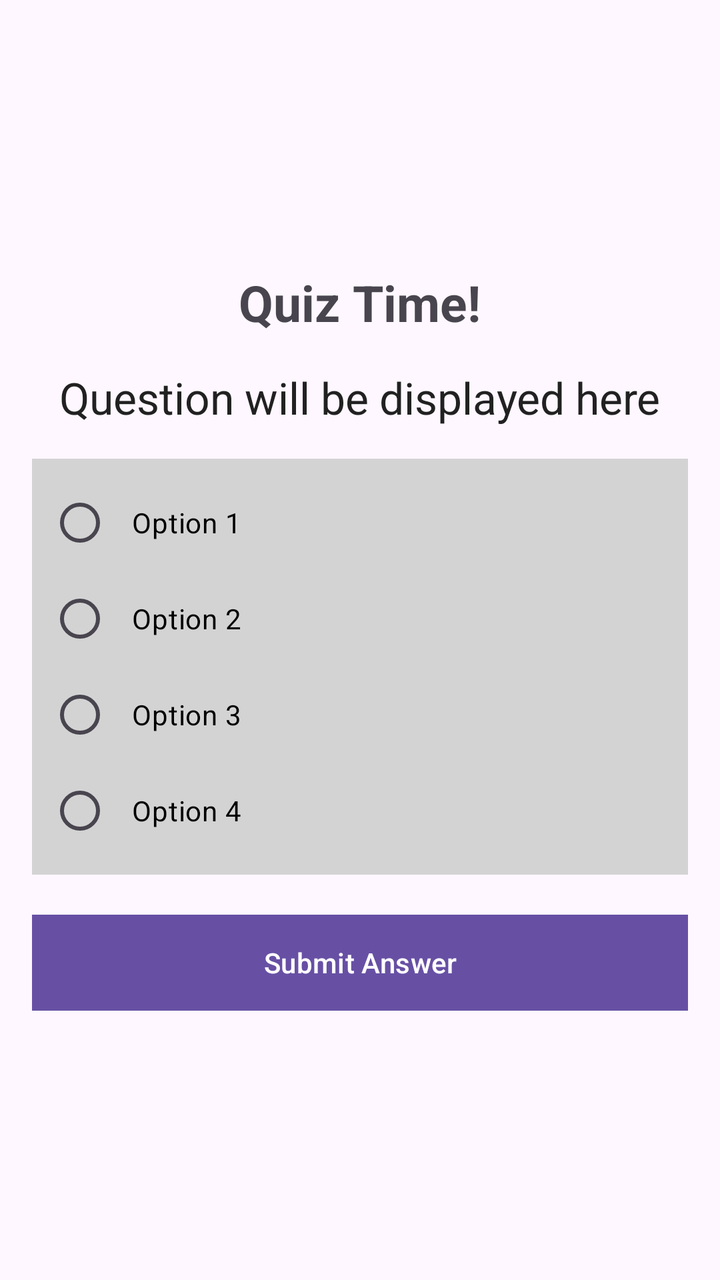
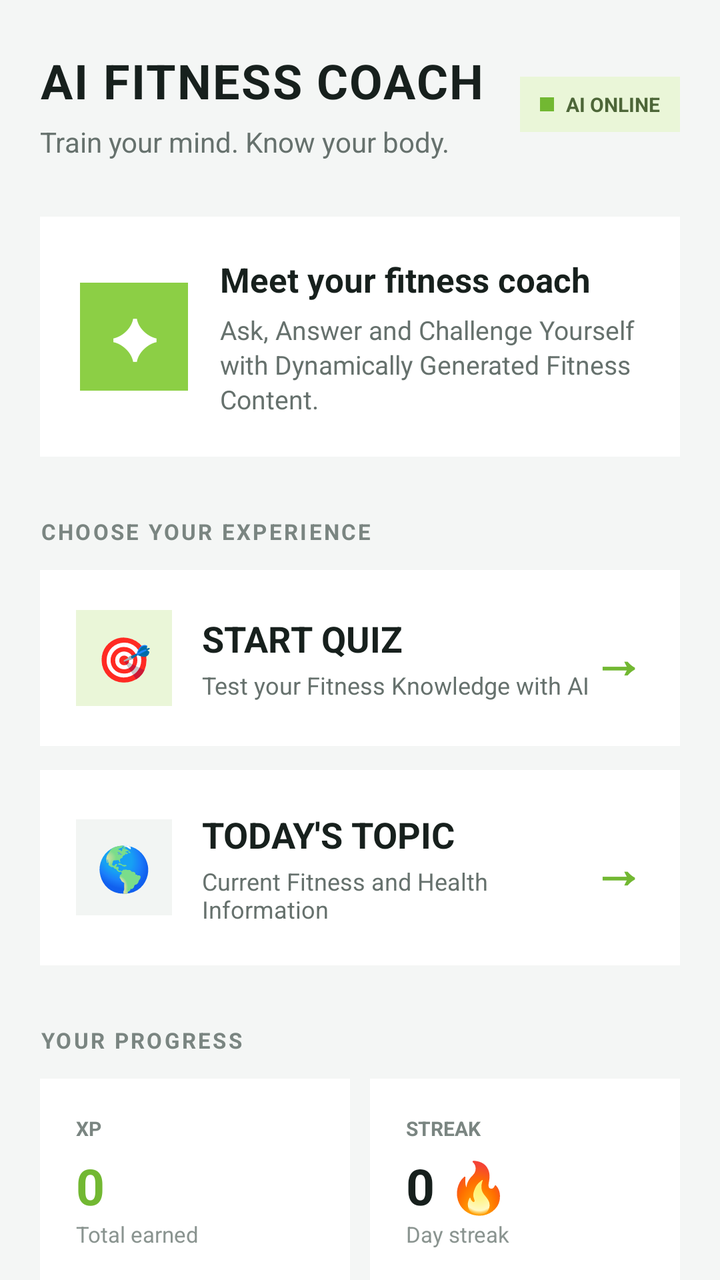

An Android layout rendered at two revisions. The XML below is the earlier revision; the diff shows what the commit changed to produce the second picture.
<!-- AndroidManifest.xml: application theme Theme.Basic -->
<!-- res/layout/activity_quiz.xml -->
<?xml version="1.0" encoding="utf-8"?>
<LinearLayout xmlns:android="http://schemas.android.com/apk/res/android"
    android:layout_width="match_parent"
    android:layout_height="match_parent"
    android:orientation="vertical"
    android:padding="16dp"
    android:gravity="center">

    <TextView
        android:id="@+id/quizTitle"
        android:layout_width="wrap_content"
        android:layout_height="wrap_content"
        android:text="Quiz Time!"
        android:textSize="25sp"
        android:textStyle="bold"
        android:layout_gravity="center"
        android:paddingBottom="16dp" />

    <TextView
        android:id="@+id/quizQuestion"
        android:layout_width="wrap_content"
        android:layout_height="wrap_content"
        android:text="Question will be displayed here"
        android:textSize="22sp"
        android:textColor="@color/text_color"
        android:paddingBottom="16dp" />

    <RadioGroup
        android:id="@+id/quizOptions"
        android:layout_width="match_parent"
        android:layout_height="wrap_content"
        android:orientation="vertical"
        android:background="@color/light_gray"
        android:padding="8dp">

        <RadioButton
            android:id="@+id/option1"
            android:layout_width="wrap_content"
            android:layout_height="wrap_content"
            android:text="Option 1"
            android:textColor="@color/black"
            android:buttonTint="@color/black"
            android:padding="10dp"/>

        <RadioButton
            android:id="@+id/option2"
            android:layout_width="wrap_content"
            android:layout_height="wrap_content"
            android:text="Option 2"
            android:textColor="@color/black"
            android:buttonTint="@color/black"
            android:padding="10dp"/>

        <RadioButton
            android:id="@+id/option3"
            android:layout_width="wrap_content"
            android:layout_height="wrap_content"
            android:text="Option 3"
            android:textColor="@color/black"
            android:buttonTint="@color/black"
            android:padding="10dp"/>

        <RadioButton
            android:id="@+id/option4"
            android:layout_width="wrap_content"
            android:layout_height="wrap_content"
            android:text="Option 4"
            android:textColor="@color/black"
            android:buttonTint="@color/black"
            android:padding="10dp"/>
    </RadioGroup>

    <Button
        android:id="@+id/submitQuiz"
        android:layout_width="match_parent"
        android:layout_height="wrap_content"
        android:text="Submit Answer"
        android:layout_marginTop="20dp"
        android:background="@color/buttonBackground"
        android:textColor="@color/white"
        android:padding="10dp" />

</LinearLayout>
<!-- resources referenced by this layout -->
<resources>
  <color name="black">#000000</color>
  <color name="buttonBackground">#00796B</color>
  <color name="light_gray">#D3D3D3</color>
  <color name="text_color">#212121</color>
  <color name="white">#FFFFFF</color>
  <style name="Theme.Basic" parent="Base.Theme.Basic" />
  <style name="Base.Theme.Basic" parent="Theme.Material3.DayNight.NoActionBar">
          
          
      </style>
</resources>

<!-- the commit's change to res/layout/activity_quiz.xml (unified diff, before → after) -->
@@ -1,83 +1,511 @@
 <?xml version="1.0" encoding="utf-8"?>
-<LinearLayout xmlns:android="http://schemas.android.com/apk/res/android"
+<androidx.constraintlayout.widget.ConstraintLayout
+    xmlns:android="http://schemas.android.com/apk/res/android"
+    xmlns:app="http://schemas.android.com/apk/res-auto"
     android:layout_width="match_parent"
     android:layout_height="match_parent"
-    android:orientation="vertical"
-    android:padding="16dp"
-    android:gravity="center">
-
-    <TextView
-        android:id="@+id/quizTitle"
-        android:layout_width="wrap_content"
-        android:layout_height="wrap_content"
-        android:text="Quiz Time!"
-        android:textSize="25sp"
-        android:textStyle="bold"
-        android:layout_gravity="center"
-        android:paddingBottom="16dp" />
-
-    <TextView
-        android:id="@+id/quizQuestion"
-        android:layout_width="wrap_content"
-        android:layout_height="wrap_content"
-        android:text="Question will be displayed here"
-        android:textSize="22sp"
-        android:textColor="@color/text_color"
-        android:paddingBottom="16dp" />
-
-    <RadioGroup
-        android:id="@+id/quizOptions"
-        android:layout_width="match_parent"
-        android:layout_height="wrap_content"
-        android:orientation="vertical"
-        android:background="@color/light_gray"
-        android:padding="8dp">
-
-        <RadioButton
-            android:id="@+id/option1"
-            android:layout_width="wrap_content"
+    android:background="#F4F6F5">
+
+    <ScrollView
+        android:id="@+id/quizHomeScroll"
+        android:layout_width="0dp"
+        android:layout_height="0dp"
+        android:fillViewport="true"
+        android:scrollbars="none"
+        app:layout_constraintTop_toTopOf="parent"
+        app:layout_constraintBottom_toBottomOf="parent"
+        app:layout_constraintStart_toStartOf="parent"
+        app:layout_constraintEnd_toEndOf="parent">
+
+        <LinearLayout
+            android:layout_width="match_parent"
             android:layout_height="wrap_content"
-            android:text="Option 1"
-            android:textColor="@color/black"
-            android:buttonTint="@color/black"
-            android:padding="10dp"/>
-
-        <RadioButton
-            android:id="@+id/option2"
-            android:layout_width="wrap_content"
-            android:layout_height="wrap_content"
-            android:text="Option 2"
-            android:textColor="@color/black"
-            android:buttonTint="@color/black"
-            android:padding="10dp"/>
-
-        <RadioButton
-            android:id="@+id/option3"
-            android:layout_width="wrap_content"
-            android:layout_height="wrap_content"
-            android:text="Option 3"
-            android:textColor="@color/black"
-            android:buttonTint="@color/black"
-            android:padding="10dp"/>
-
-        <RadioButton
-            android:id="@+id/option4"
-            android:layout_width="wrap_content"
-            android:layout_height="wrap_content"
-            android:text="Option 4"
-            android:textColor="@color/black"
-            android:buttonTint="@color/black"
-            android:padding="10dp"/>
-    </RadioGroup>
-
-    <Button
-        android:id="@+id/submitQuiz"
-        android:layout_width="match_parent"
-        android:layout_height="wrap_content"
-        android:text="Submit Answer"
-        android:layout_marginTop="20dp"
-        android:background="@color/buttonBackground"
-        android:textColor="@color/white"
-        android:padding="10dp" />
-
-</LinearLayout>
+            android:orientation="vertical"
+            android:paddingStart="20dp"
+            android:paddingTop="24dp"
+            android:paddingEnd="20dp"
+            android:paddingBottom="32dp">
+
+            
+
+            <LinearLayout
+                android:layout_width="match_parent"
+                android:layout_height="wrap_content"
+                android:orientation="horizontal"
+                android:gravity="center_vertical">
+
+                <LinearLayout
+                    android:layout_width="0dp"
+                    android:layout_height="wrap_content"
+                    android:layout_weight="1"
+                    android:orientation="vertical">
+
+                    <TextView
+                        android:layout_width="wrap_content"
+                        android:layout_height="wrap_content"
+                        android:text="AI FITNESS COACH"
+                        android:textColor="#17201D"
+                        android:textSize="24sp"
+                        android:textStyle="bold"
+                        android:letterSpacing="0.03" />
+
+                    <TextView
+                        android:layout_width="wrap_content"
+                        android:layout_height="wrap_content"
+                        android:layout_marginTop="5dp"
+                        android:text="Train your mind. Know your body."
+                        android:textColor="#66716D"
+                        android:textSize="14sp" />
+
+                </LinearLayout>
+
+                <LinearLayout
+                    android:layout_width="wrap_content"
+                    android:layout_height="wrap_content"
+                    android:orientation="horizontal"
+                    android:gravity="center_vertical"
+                    android:background="#EAF6D8"
+                    android:paddingStart="10dp"
+                    android:paddingTop="7dp"
+                    android:paddingEnd="10dp"
+                    android:paddingBottom="7dp">
+
+                    <View
+                        android:layout_width="7dp"
+                        android:layout_height="7dp"
+                        android:background="#72B832" />
+
+                    <TextView
+                        android:layout_width="wrap_content"
+                        android:layout_height="wrap_content"
+                        android:layout_marginStart="6dp"
+                        android:text="AI ONLINE"
+                        android:textColor="#4D6638"
+                        android:textSize="10sp"
+                        android:textStyle="bold" />
+
+                </LinearLayout>
+
+            </LinearLayout>
+
+
+            
+
+            <LinearLayout
+                android:id="@+id/aiIntroCard"
+                android:layout_width="match_parent"
+                android:layout_height="wrap_content"
+                android:layout_marginTop="28dp"
+                android:orientation="horizontal"
+                android:gravity="center_vertical"
+                android:background="#FFFFFF"
+                android:padding="20dp">
+
+                <TextView
+                    android:layout_width="54dp"
+                    android:layout_height="54dp"
+                    android:gravity="center"
+                    android:text="✦"
+                    android:textColor="#FFFFFF"
+                    android:textSize="27sp"
+                    android:textStyle="bold"
+                    android:background="#8CCF45" />
+
+                <LinearLayout
+                    android:layout_width="0dp"
+                    android:layout_height="wrap_content"
+                    android:layout_weight="1"
+                    android:layout_marginStart="16dp"
+                    android:orientation="vertical">
+
+                    <TextView
+                        android:layout_width="wrap_content"
+                        android:layout_height="wrap_content"
+                        android:text="Meet your fitness coach"
+                        android:textColor="#17201D"
+                        android:textSize="17sp"
+                        android:textStyle="bold" />
+
+                    <TextView
+                        android:layout_width="match_parent"
+                        android:layout_height="wrap_content"
+                        android:layout_marginTop="5dp"
+                        android:text="Ask, Answer and Challenge Yourself with Dynamically Generated Fitness Content."
+                        android:textColor="#66716D"
+                        android:textSize="13sp"
+                        android:lineSpacingExtra="2dp" />
+
+                </LinearLayout>
+
+            </LinearLayout>
+
+
+            
+
+            <TextView
+                android:layout_width="wrap_content"
+                android:layout_height="wrap_content"
+                android:layout_marginTop="30dp"
+                android:text="CHOOSE YOUR EXPERIENCE"
+                android:textColor="#7A8581"
+                android:textSize="11sp"
+                android:textStyle="bold"
+                android:letterSpacing="0.10" />
+
+
+            
+
+            <LinearLayout
+                android:id="@+id/startQuizCard"
+                android:layout_width="match_parent"
+                android:layout_height="wrap_content"
+                android:layout_marginTop="12dp"
+                android:orientation="horizontal"
+                android:gravity="center_vertical"
+                android:background="#FFFFFF"
+                android:paddingStart="18dp"
+                android:paddingTop="20dp"
+                android:paddingEnd="18dp"
+                android:paddingBottom="20dp"
+                android:clickable="true"
+                android:focusable="true">
+
+                <TextView
+                    android:layout_width="48dp"
+                    android:layout_height="48dp"
+                    android:gravity="center"
+                    android:text="🎯"
+                    android:textSize="22sp"
+                    android:background="#EAF6D8" />
+
+                <LinearLayout
+                    android:layout_width="0dp"
+                    android:layout_height="wrap_content"
+                    android:layout_weight="1"
+                    android:layout_marginStart="15dp"
+                    android:orientation="vertical">
+
+                    <TextView
+                        android:layout_width="wrap_content"
+                        android:layout_height="wrap_content"
+                        android:text="START QUIZ"
+                        android:textColor="#17201D"
+                        android:textSize="18sp"
+                        android:textStyle="bold" />
+
+                    <TextView
+                        android:layout_width="wrap_content"
+                        android:layout_height="wrap_content"
+                        android:layout_marginTop="3dp"
+                        android:text="Test your Fitness Knowledge with AI"
+                        android:textColor="#66716D"
+                        android:textSize="12sp" />
+
+                </LinearLayout>
+
+                <TextView
+                    android:layout_width="wrap_content"
+                    android:layout_height="wrap_content"
+                    android:text="→"
+                    android:textColor="#72B832"
+                    android:textSize="26sp"
+                    android:textStyle="bold" />
+
+            </LinearLayout>
+
+            
+
+            <LinearLayout
+                android:id="@+id/todaysTopicCard"
+                android:layout_width="match_parent"
+                android:layout_height="wrap_content"
+                android:layout_marginTop="12dp"
+                android:orientation="horizontal"
+                android:gravity="center_vertical"
+                android:background="#FFFFFF"
+                android:paddingStart="18dp"
+                android:paddingTop="20dp"
+                android:paddingEnd="18dp"
+                android:paddingBottom="20dp"
+                android:clickable="true"
+                android:focusable="true">
+
+                <TextView
+                    android:layout_width="48dp"
+                    android:layout_height="48dp"
+                    android:gravity="center"
+                    android:text="🌎"
+                    android:textSize="22sp"
+                    android:background="#F2F5F3" />
+
+                <LinearLayout
+                    android:layout_width="0dp"
+                    android:layout_height="wrap_content"
+                    android:layout_weight="1"
+                    android:layout_marginStart="15dp"
+                    android:orientation="vertical">
+
+                    <TextView
+                        android:layout_width="wrap_content"
+                        android:layout_height="wrap_content"
+                        android:text="TODAY'S TOPIC"
+                        android:textColor="#17201D"
+                        android:textSize="18sp"
+                        android:textStyle="bold" />
+
+                    <TextView
+                        android:layout_width="wrap_content"
+                        android:layout_height="wrap_content"
+                        android:layout_marginTop="3dp"
+                        android:text="Current Fitness and Health Information"
+                        android:textColor="#66716D"
+                        android:textSize="12sp" />
+
+                </LinearLayout>
+
+                <TextView
+                    android:layout_width="wrap_content"
+                    android:layout_height="wrap_content"
+                    android:text="→"
+                    android:textColor="#72B832"
+                    android:textSize="26sp"
+                    android:textStyle="bold" />
+
+            </LinearLayout>
+
+
+            
+
+            <TextView
+                android:layout_width="wrap_content"
+                android:layout_height="wrap_content"
+                android:layout_marginTop="30dp"
+                android:text="YOUR PROGRESS"
+                android:textColor="#7A8581"
+                android:textSize="11sp"
+                android:textStyle="bold"
+                android:letterSpacing="0.10" />
+
+            <LinearLayout
+                android:layout_width="match_parent"
+                android:layout_height="wrap_content"
+                android:layout_marginTop="12dp"
+                android:orientation="horizontal">
+
+                
+
+                <LinearLayout
+                    android:id="@+id/xpCard"
+                    android:layout_width="0dp"
+                    android:layout_height="wrap_content"
+                    android:layout_weight="1"
+                    android:orientation="vertical"
+                    android:background="#FFFFFF"
+                    android:padding="18dp">
+
+                    <TextView
+                        android:layout_width="wrap_content"
+                        android:layout_height="wrap_content"
+                        android:text="XP"
+                        android:textColor="#7A8581"
+                        android:textSize="10sp"
+                        android:textStyle="bold" />
+
+                    <TextView
+                        android:id="@+id/quizXpText"
+                        android:layout_width="wrap_content"
+                        android:layout_height="wrap_content"
+                        android:layout_marginTop="5dp"
+                        android:text="0"
+                        android:textColor="#72B832"
+                        android:textSize="25sp"
+                        android:textStyle="bold" />
+
+                    <TextView
+                        android:layout_width="wrap_content"
+                        android:layout_height="wrap_content"
+                        android:text="Total earned"
+                        android:textColor="#8A9490"
+                        android:textSize="11sp" />
+
+                </LinearLayout>
+
+
+                
+
+                <Space
+                    android:layout_width="10dp"
+                    android:layout_height="1dp" />
+
+                <LinearLayout
+                    android:id="@+id/streakCard"
+                    android:layout_width="0dp"
+                    android:layout_height="wrap_content"
+                    android:layout_weight="1"
+                    android:orientation="vertical"
+                    android:background="#FFFFFF"
+                    android:padding="18dp">
+
+                    <TextView
+                        android:layout_width="wrap_content"
+                        android:layout_height="wrap_content"
+                        android:text="STREAK"
+                        android:textColor="#7A8581"
+                        android:textSize="10sp"
+                        android:textStyle="bold" />
+
+                    <TextView
+                        android:id="@+id/quizStreakText"
+                        android:layout_width="wrap_content"
+                        android:layout_height="wrap_content"
+                        android:layout_marginTop="5dp"
+                        android:text="0 🔥"
+                        android:textColor="#17201D"
+                        android:textSize="25sp"
+                        android:textStyle="bold" />
+
+                    <TextView
+                        android:layout_width="wrap_content"
+                        android:layout_height="wrap_content"
+                        android:text="Day streak"
+                        android:textColor="#8A9490"
+                        android:textSize="11sp" />
+
+                </LinearLayout>
+
+            </LinearLayout>
+
+            
+
+            <LinearLayout
+                android:id="@+id/progressExplanationCard"
+                android:layout_width="match_parent"
+                android:layout_height="wrap_content"
+                android:layout_marginTop="16dp"
+                android:orientation="vertical"
+                android:background="#FFFFFF"
+                android:padding="18dp">
+
+                <TextView
+                    android:layout_width="wrap_content"
+                    android:layout_height="wrap_content"
+                    android:text="HOW YOUR PROGRESS WORKS"
+                    android:textColor="#17201D"
+                    android:textSize="12sp"
+                    android:textStyle="bold"
+                    android:letterSpacing="0.06" />
+
+                
+
+                <LinearLayout
+                    android:layout_width="match_parent"
+                    android:layout_height="wrap_content"
+                    android:layout_marginTop="14dp"
+                    android:orientation="horizontal"
+                    android:gravity="top">
+
+                    <TextView
+                        android:layout_width="32dp"
+                        android:layout_height="32dp"
+                        android:gravity="center"
+                        android:text="⚡"
+                        android:textSize="18sp"
+                        android:background="#EAF6D8" />
+
+                    <LinearLayout
+                        android:layout_width="0dp"
+                        android:layout_height="wrap_content"
+                        android:layout_weight="1"
+                        android:layout_marginStart="12dp"
+                        android:orientation="vertical">
+
+                        <TextView
+                            android:layout_width="wrap_content"
+                            android:layout_height="wrap_content"
+                            android:text="XP POINTS"
+                            android:textColor="#17201D"
+                            android:textSize="14sp"
+                            android:textStyle="bold" />
+
+                        <TextView
+                            android:layout_width="match_parent"
+                            android:layout_height="wrap_content"
+                            android:layout_marginTop="4dp"
+                            android:text="Earn 10 XP for Every Correct Quiz Answer. Incorrect Answers earn 0 XP. Your Total keeps Growing as you Learn."
+                            android:textColor="#66716D"
+                            android:textSize="12sp"
+                            android:lineSpacingExtra="2dp" />
+
+                    </LinearLayout>
+
+                </LinearLayout>
+
+                <View
+                    android:layout_width="match_parent"
+                    android:layout_height="1dp"
+                    android:layout_marginTop="14dp"
+                    android:layout_marginBottom="14dp"
+                    android:background="#EDF0EE" />
+
+                
+
+                <LinearLayout
+                    android:layout_width="match_parent"
+                    android:layout_height="wrap_content"
+                    android:orientation="horizontal"
+                    android:gravity="top">
+
+                    <TextView
+                        android:layout_width="32dp"
+                        android:layout_height="32dp"
+                        android:gravity="center"
+                        android:text="🔥"
+                        android:textSize="18sp"
+                        android:background="#FFF0E8" />
+
+                    <LinearLayout
+                        android:layout_width="0dp"
+                        android:layout_height="wrap_content"
+                        android:layout_weight="1"
+                        android:layout_marginStart="12dp"
+                        android:orientation="vertical">
+
+                        <TextView
+                            android:layout_width="wrap_content"
+                            android:layout_height="wrap_content"
+                            android:text="DAY STREAK"
+                            android:textColor="#17201D"
+                            android:textSize="14sp"
+                            android:textStyle="bold" />
+
+                        <TextView
+                            android:layout_width="match_parent"
+                            android:layout_height="wrap_content"
+                            android:layout_marginTop="4dp"
+                            android:text="Answer at Least One Quiz Question each day to Maintain your Streak. It Increases Once Per Day, Even if you Answer Multiple Questions."
+                            android:textColor="#66716D"
+                            android:textSize="12sp"
+                            android:lineSpacingExtra="2dp" />
+
+                    </LinearLayout>
+
+                </LinearLayout>
+
+            </LinearLayout>
+
+            
+
+            <TextView
+                android:layout_width="match_parent"
+                android:layout_height="wrap_content"
+                android:layout_marginTop="26dp"
+                android:gravity="center"
+                android:text="AI-Powered • Dynamic • No Repeated Challenges"
+                android:textColor="#9AA39F"
+                android:textSize="11sp" />
+
+        </LinearLayout>
+
+    </ScrollView>
+
+</androidx.constraintlayout.widget.ConstraintLayout>
<!-- resource entries referenced after the edit -->
@@ -1,10 +1,5 @@
 <!-- resources referenced by this layout -->
 <resources>
-  <color name="black">#000000</color>
-  <color name="buttonBackground">#00796B</color>
-  <color name="light_gray">#D3D3D3</color>
-  <color name="text_color">#212121</color>
-  <color name="white">#FFFFFF</color>
   <style name="Theme.Basic" parent="Base.Theme.Basic" />
   <style name="Base.Theme.Basic" parent="Theme.Material3.DayNight.NoActionBar">
           
